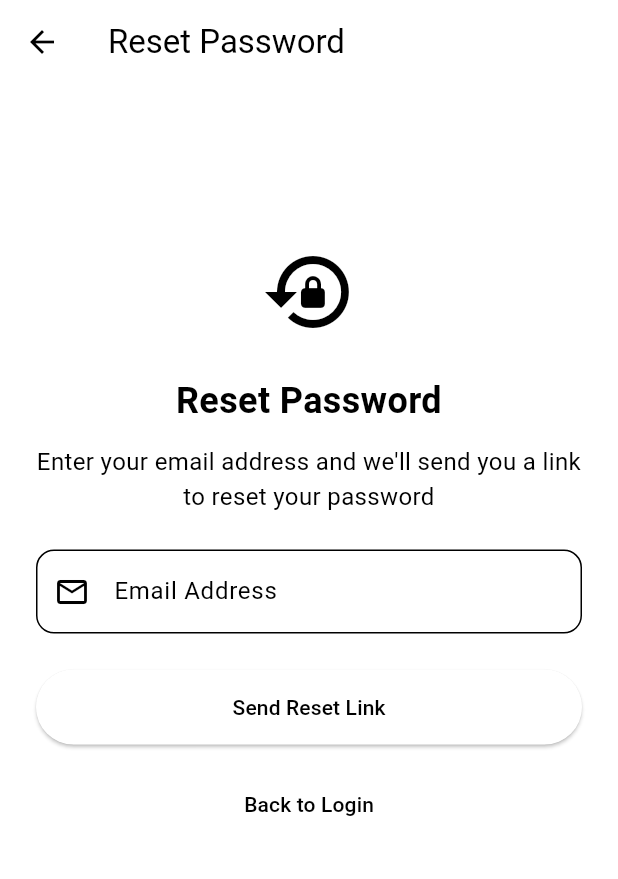
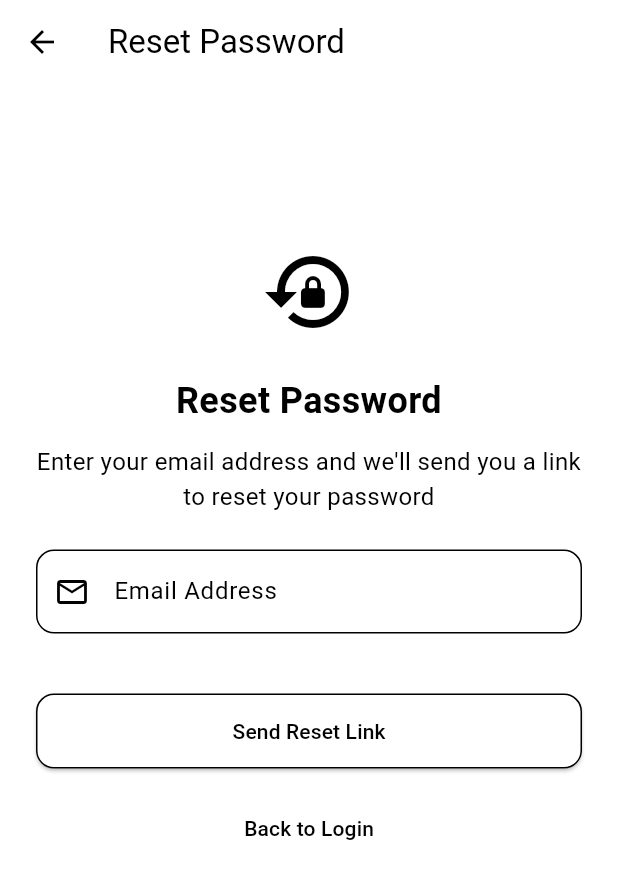
Before and after one commit to Rashedujjaman/revtrack, a Flutter app: the ResetPasswordPage screen opened directly, on a phone screen of 412 x 824 dp. Shown: the top 879 px of the screen. Run offline on Flutter 3.47's test engine with Material 3 defaults, Android fonts, the light colour scheme and no system bars; our stand-ins replace cached_network_image, cloud_firestore, firebase_auth, firebase_core, firebase_storage, image_picker and 3 more; missing offline and left inert: animated_number, ml_algo, ml_dataframe; accounts and stored records are empty.

Commit message:
Layout adjustment and color

```diff
--- a/lib/screens/bank_accounts_screen.dart
+++ b/lib/screens/bank_accounts_screen.dart
@@ -164,7 +164,7 @@ class _BankAccountsScreenState extends State<BankAccountsScreen>
                   'Balance Overview',
                   style: TextStyle(fontSize: 24, fontWeight: FontWeight.bold),
                 ),
-                const SizedBox(height: 16),
+                const SizedBox(height: 8),
 
                 // Net Balance Card
                 _buildOverviewCard(
@@ -210,7 +210,7 @@ class _BankAccountsScreenState extends State<BankAccountsScreen>
                 : Column(
                     children: [
                       Padding(
-                        padding: const EdgeInsets.symmetric(horizontal: 16),
+                        padding: const EdgeInsets.symmetric(horizontal: 16, vertical: 0),
                         child: Row(
                           mainAxisAlignment: MainAxisAlignment.spaceBetween,
                           children: [
--- a/lib/screens/reset_password_screen.dart
+++ b/lib/screens/reset_password_screen.dart
@@ -139,12 +139,20 @@ class _ResetPasswordPageState extends State<ResetPasswordPage> {
                     return null;
                   },
                 ),
-                const SizedBox(height: 24),
+                const SizedBox(height: 40),
                 SizedBox(
                   width: double.infinity,
                   height: 50,
                   child: ElevatedButton(
                     onPressed: _isLoading ? null : _resetPassword,
+                    style: ElevatedButton.styleFrom(
+                      shape: RoundedRectangleBorder(
+                        borderRadius: BorderRadius.circular(12),
+                      ),
+                      side: BorderSide(
+                        color: Theme.of(context).colorScheme.primary,
+                      ),
+                    ),
                     child: _isLoading
                         ? Row(
                             mainAxisAlignment: MainAxisAlignment.center,
--- a/lib/services/bank_account_service.dart
+++ b/lib/services/bank_account_service.dart
@@ -1,4 +1,5 @@
 import 'package:cloud_firestore/cloud_firestore.dart';
+import 'package:flutter/cupertino.dart';
 import 'package:revtrack/models/bank_account_model.dart';
 
 class BankAccountService {
@@ -32,13 +33,14 @@ class BankAccountService {
           .collection('BankAccounts')
           .where('userId', isEqualTo: userId)
           .where('isActive', isEqualTo: true)
-          .orderBy('dateCreated', descending: true)
+          .orderBy('currentBalance', descending: true)
           .get();
 
       return snapshot.docs
           .map((doc) => BankAccount.fromDocumentSnapshot(doc))
           .toList();
     } catch (e) {
+      debugPrint('Error fetching bank accounts: $e');
       rethrow;
     }
   }
```
Also changed, not shown: lib/screens/bank_transfer_screen.dart (+12 -10 lines).
